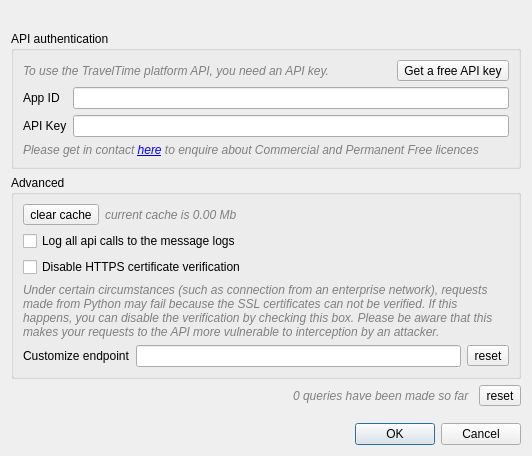
Old version of the form travel_time_platform_plugin/ui/ConfigDialog.ui in the repository traveltime-dev/traveltime-platform-qgis-plugin.
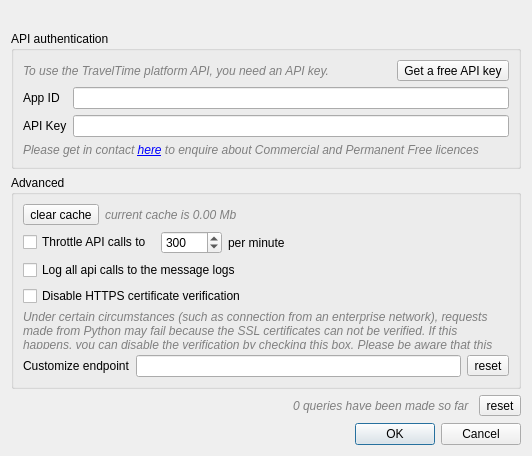
New version of the form. Icons and pictures are not drawn. Custom widgets are drawn as their Qt base class.

The edit to the form file:
```diff
--- a/travel_time_platform_plugin/ui/ConfigDialog.ui
+++ b/travel_time_platform_plugin/ui/ConfigDialog.ui
@@ -117,6 +117,50 @@
         </item>
        </layout>
       </item>
+      <item>
+       <layout class="QHBoxLayout" name="horizontalLayout_5">
+        <item>
+         <widget class="QCheckBox" name="throttleCallsCheckBox">
+          <property name="toolTip">
+           <string>If checked, the plugin will throttle API calls to avoid hitting the limit</string>
+          </property>
+          <property name="text">
+           <string>Throttle API calls to </string>
+          </property>
+         </widget>
+        </item>
+        <item>
+         <widget class="QSpinBox" name="throttleCallsSpinBox">
+          <property name="maximum">
+           <number>10000</number>
+          </property>
+          <property name="value">
+           <number>300</number>
+          </property>
+         </widget>
+        </item>
+        <item>
+         <widget class="QLabel" name="label_6">
+          <property name="text">
+           <string>per minute</string>
+          </property>
+         </widget>
+        </item>
+        <item>
+         <spacer name="horizontalSpacer">
+          <property name="orientation">
+           <enum>Qt::Horizontal</enum>
+          </property>
+          <property name="sizeHint" stdset="0">
+           <size>
+            <width>40</width>
+            <height>20</height>
+           </size>
+          </property>
+         </spacer>
+        </item>
+       </layout>
+      </item>
       <item>
        <widget class="QCheckBox" name="logCallsCheckBox">
         <property name="text">
```
